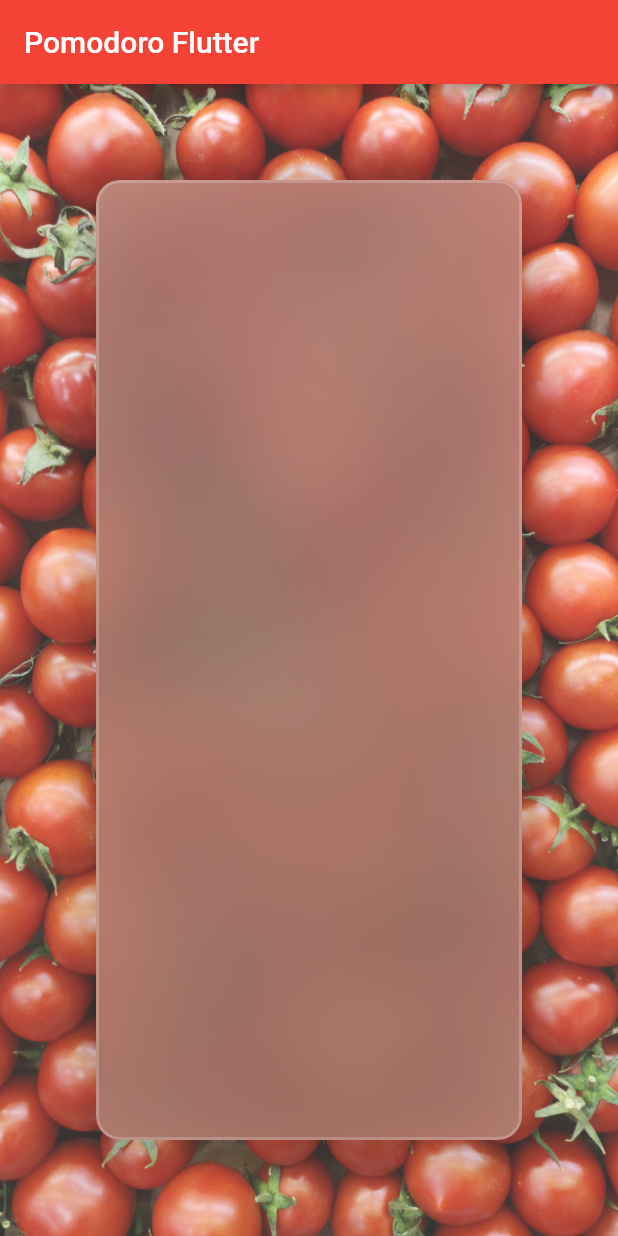
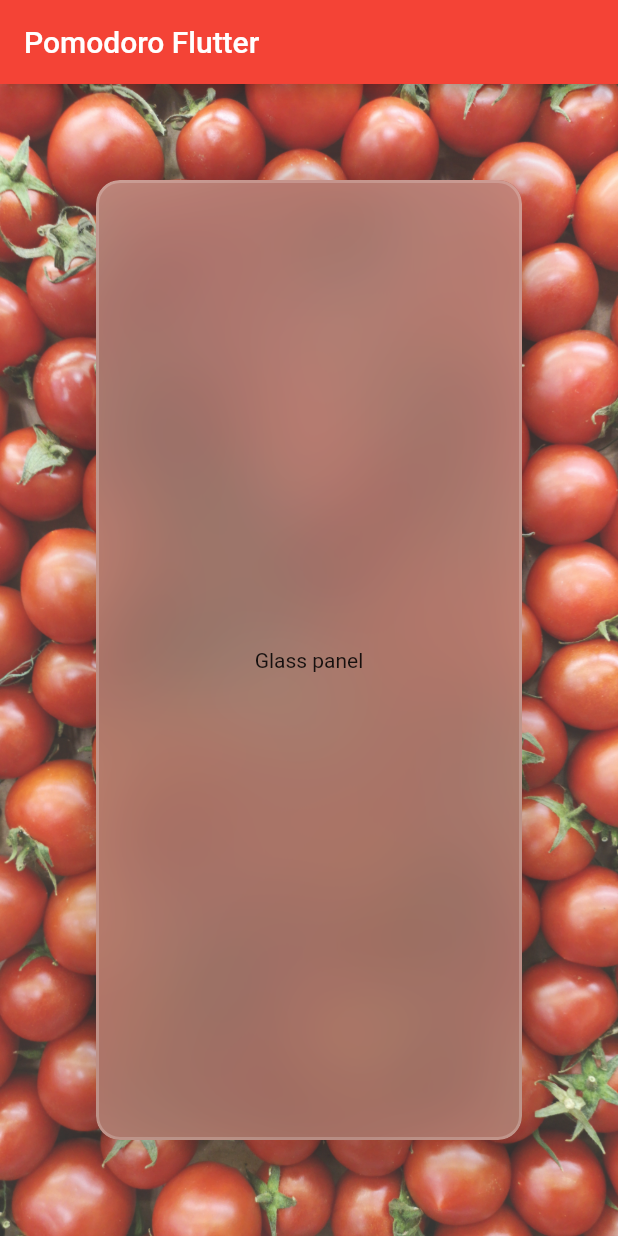
Before and after one commit to Keyband/pomodoro_flutter, a Flutter app: the screen it shows after launch, on a phone screen of 412 x 824 dp. Run offline on Flutter 3.47's test engine with Material 2 defaults, Android fonts, the phone set to English and light mode, and no system bars.

Commit message:
Created a GlassPanel widget

```diff
--- a/lib/main.dart
+++ b/lib/main.dart
@@ -55,7 +55,15 @@ class _MyHomePageState extends State<MyHomePage> {
                     fit: BoxFit.cover)),
           ),
           Container(color: Colors.white.withOpacity(0.2)),
-        Container(
+          GlassPanel()
+        ]));
+  }
+}
+
+class GlassPanel extends StatelessWidget {
+  @override
+  Widget build(BuildContext context) {
+    return Container(
       margin: EdgeInsets.all(64),
       decoration: BoxDecoration(boxShadow: [
         BoxShadow(
@@ -76,12 +84,11 @@ class _MyHomePageState extends State<MyHomePage> {
                   borderRadius: BorderRadius.circular(16),
                   border: Border.all(
                       width: 2, color: Colors.white.withOpacity(0.2))),
+              child: Center(child: Text('Glass panel')),
             ),
           ),
         ),
       ),
-        ),
-      ]),
     );
   }
 }
```
Lines whose indentation alone changed are shown as unchanged.
